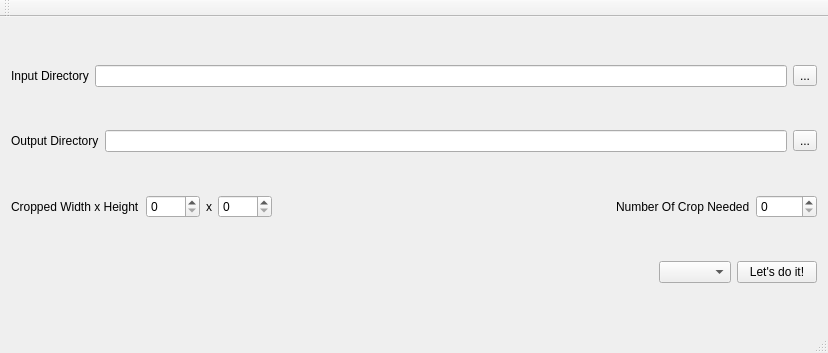
Qt form mainwindow.ui (windsice/Randomize_Cropper) before a commit.
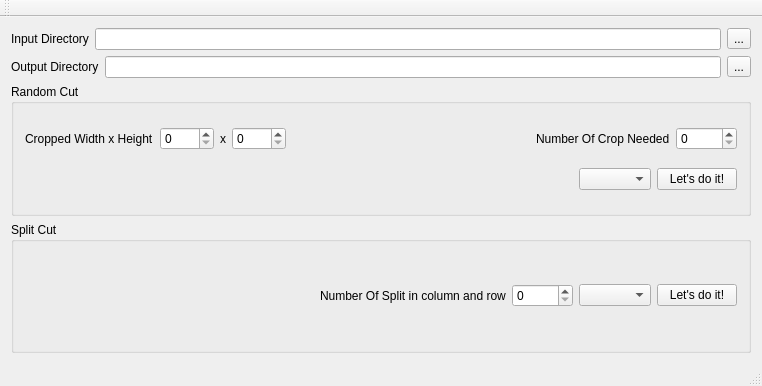
The same form after that commit.

Commit message: Add split cutter

Patch:
```diff
--- a/mainwindow.ui
+++ b/mainwindow.ui
@@ -6,8 +6,8 @@
    <rect>
     <x>0</x>
     <y>0</y>
-    <width>828</width>
-    <height>353</height>
+    <width>762</width>
+    <height>386</height>
    </rect>
   </property>
   <property name="windowTitle">
@@ -58,6 +58,12 @@
      </layout>
     </item>
     <item>
+     <widget class="QGroupBox" name="groupBox_Random">
+      <property name="title">
+       <string>Random Cut</string>
+      </property>
+      <layout class="QVBoxLayout" name="verticalLayout">
+       <item>
      <layout class="QHBoxLayout" name="horizontalLayout_4" stretch="1,0,1,0,54,0,0">
       <item>
        <widget class="QLabel" name="label_3">
@@ -151,6 +157,63 @@
      </layout>
     </item>
    </layout>
+      <zorder></zorder>
+      <zorder></zorder>
+      <zorder>horizontalSpacer</zorder>
+      <zorder></zorder>
+     </widget>
+    </item>
+    <item>
+     <widget class="QGroupBox" name="groupBox_SplitCut">
+      <property name="title">
+       <string>Split Cut</string>
+      </property>
+      <layout class="QVBoxLayout" name="verticalLayout_3">
+       <item>
+        <layout class="QHBoxLayout" name="horizontalLayout_3">
+         <item>
+          <spacer name="horizontalSpacer_2">
+           <property name="orientation">
+            <enum>Qt::Horizontal</enum>
+           </property>
+           <property name="sizeHint" stdset="0">
+            <size>
+             <width>40</width>
+             <height>20</height>
+            </size>
+           </property>
+          </spacer>
+         </item>
+         <item>
+          <widget class="QLabel" name="label_6">
+           <property name="text">
+            <string>Number Of Split in column and row</string>
+           </property>
+          </widget>
+         </item>
+         <item>
+          <widget class="QSpinBox" name="spinBox_SplitNeed">
+           <property name="maximum">
+            <number>99999</number>
+           </property>
+          </widget>
+         </item>
+         <item>
+          <widget class="QComboBox" name="comboBox_SplitedFileType"/>
+         </item>
+         <item>
+          <widget class="QPushButton" name="pushButton_OK_Split">
+           <property name="text">
+            <string>Let's do it!</string>
+           </property>
+          </widget>
+         </item>
+        </layout>
+       </item>
+      </layout>
+     </widget>
+    </item>
+   </layout>
   </widget>
   <widget class="QMenuBar" name="menuBar">
    <property name="geometry">
```
Left out of the diff: 2 changed lines with no effect on the pictures. Lines whose indentation alone changed are shown as unchanged. The commit also changes 3 other files.
